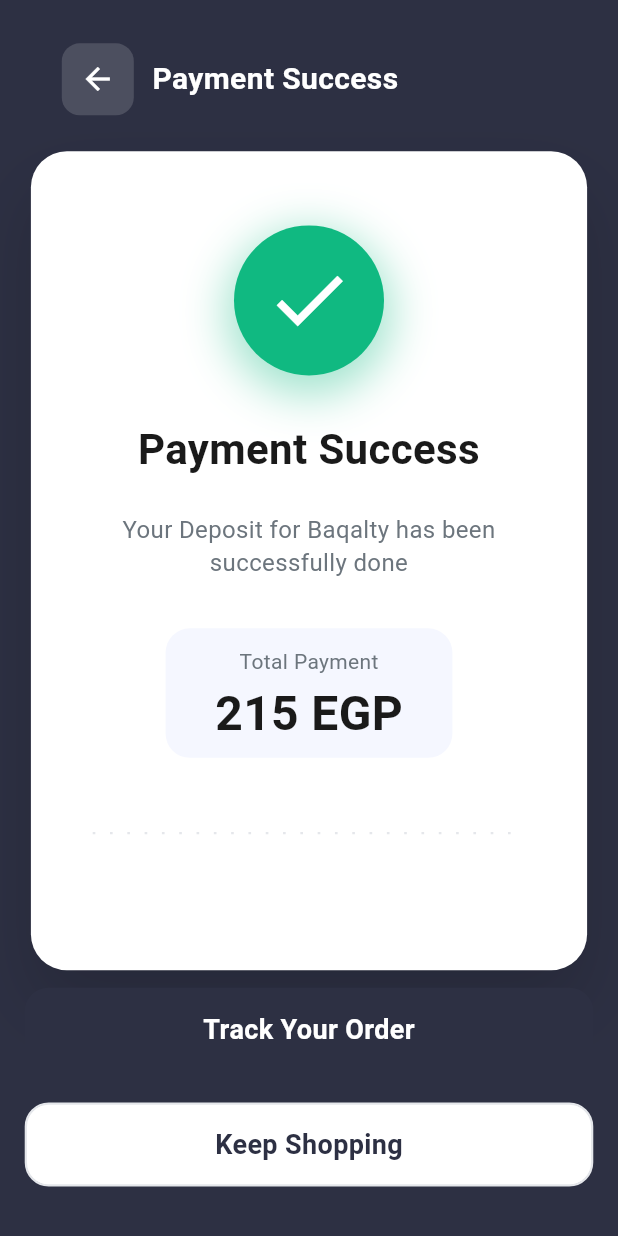
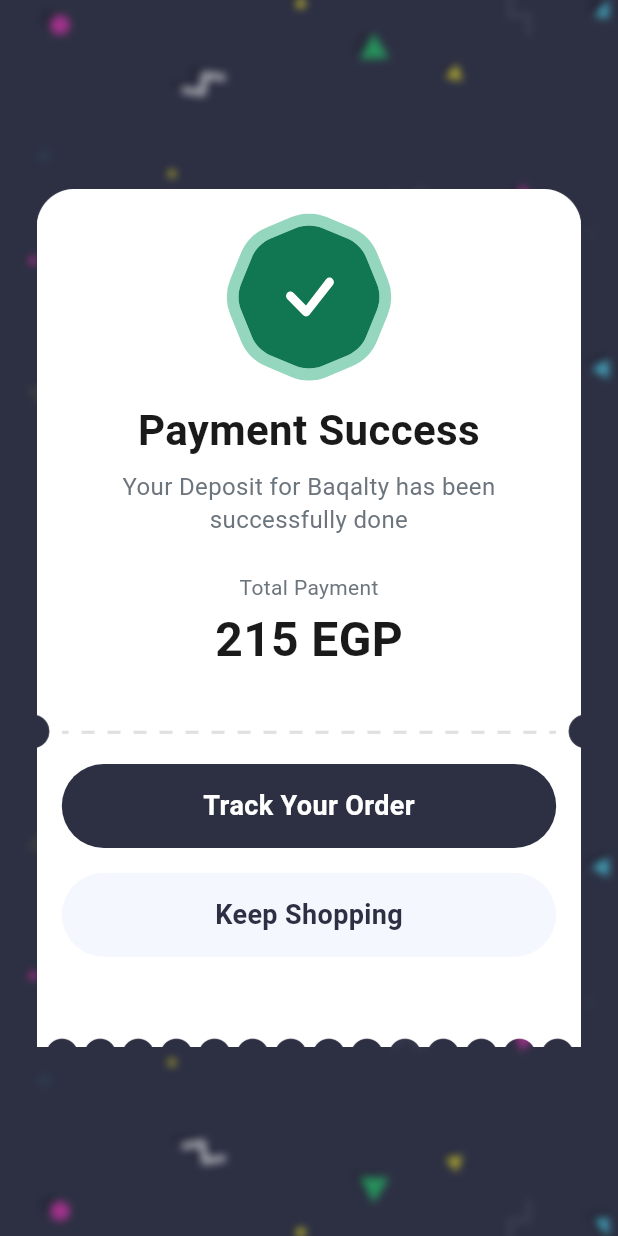
Before and after one commit to addictadev/beqalty-mobile, a Flutter app: the PaymentSuccessScreenBody screen opened directly, on a phone screen of 412 x 824 dp. Run offline on Flutter 3.47's test engine with Material 3 defaults, Android fonts, the phone set to English and light mode, and no system bars; our stand-ins replace bloc, cached_network_image, dio, equatable, file_picker, flash and 15 more; missing offline and left inert: in_app_update, palestine_console; accounts and stored records are empty; Roboto replaces fonts that are missing (ReadexPro); project files that could hold a hidden picture were left out.

Commit message:
feat: Update payment success screen with action buttons and navigation
- Add Track Your Order and Keep Shopping buttons with pixel-perfect design
- Implement proper navigation to main navigation screen
- Add new image assets (Receipt.png and bk.png)
- Update app assets configuration
- Clean up code structure and remove unused imports

```diff
--- a/lib/core/images_preview/app_assets.dart
+++ b/lib/core/images_preview/app_assets.dart
@@ -56,4 +56,6 @@ class AppAssets {
   static const String mastercardIcon = "$_iconsPath/mastercard_icon.svg";
   static const String paypalIcon = "$_iconsPath/paypal_icon.svg";
   static const String sucessIcon = "$_iconsPath/sucess_icon.svg";
+  static const String celebrateImg = "$_imagesPath/bk.png";
+  static const String ticketImg = "$_imagesPath/Receipt.png";
 }
--- a/lib/features/cart/presentation/view/payment_success_screen.dart
+++ b/lib/features/cart/presentation/view/payment_success_screen.dart
@@ -1,9 +1,11 @@
+import 'package:baqalty/core/images_preview/app_assets.dart';
+import 'package:baqalty/core/images_preview/custom_svg_img.dart';
+import 'package:baqalty/core/navigation_services/navigation_manager.dart';
+import 'package:baqalty/features/nav_bar/presentation/view/main_navigation_screen.dart';
 import 'package:flutter/material.dart';
-import 'package:flutter/services.dart';
 import 'package:baqalty/core/theme/app_colors.dart';
 import 'package:baqalty/core/utils/responsive_utils.dart';
 import 'package:baqalty/core/utils/styles/styles.dart';
-import 'package:baqalty/core/widgets/dashed_divider.dart';
 
 import 'package:baqalty/features/nav_bar/business/cubit/nav_bar_cubit.dart';
 import 'package:flutter_bloc/flutter_bloc.dart';
@@ -37,126 +39,49 @@ class _PaymentSuccessScreenBodyState extends State<PaymentSuccessScreenBody> {
   Widget build(BuildContext context) {
     return Scaffold(
       backgroundColor: AppColors.primary,
-      body: SafeArea(
-        child: Stack(
-          children: [
-            // Main content
-            Padding(
+      body: Container(
+        decoration: BoxDecoration(
+          image: DecorationImage(
+            image: AssetImage(AppAssets.celebrateImg),
+            fit: BoxFit.cover,
+          ),
+        ),
+        child: Padding(
           padding: EdgeInsets.all(context.responsivePadding),
           child: Column(
-                children: [
-                  // Header
-                  _buildHeader(context),
-
-                  const Spacer(),
-
-                  // Success card
-                  _buildSuccessCard(context),
-
-                  const Spacer(),
-
-                  // Action buttons
-                  _buildActionButtons(context),
-
-                  SizedBox(height: context.responsiveMargin * 2),
-                ],
+            mainAxisAlignment: MainAxisAlignment.center,
+            children: [_buildSuccessCard(context)],
           ),
-            ),
-          ],
         ),
       ),
     );
   }
 
-  Widget _buildHeader(BuildContext context) {
-    return Container(
-      padding: EdgeInsets.symmetric(
-        horizontal: context.responsivePadding * 1.5,
-        vertical: context.responsiveMargin * 1.5,
-      ),
-      child: Row(
+  Widget _buildSuccessCard(BuildContext context) {
+    return SizedBox(
+      width: double.infinity,
+
+      child: Stack(
         children: [
-          GestureDetector(
-            onTap: () {
-              HapticFeedback.lightImpact();
-              context.read<NavBarCubit>().changeTab(0);
-            },
-            child: Container(
-              padding: EdgeInsets.all(12),
-              decoration: BoxDecoration(
-                color: AppColors.white.withValues(alpha: 0.15),
-                borderRadius: BorderRadius.circular(12),
-              ),
-              child: Icon(Icons.arrow_back, color: AppColors.white, size: 24),
+          Center(
+            child: Padding(
+              padding: const EdgeInsets.symmetric(horizontal: 8.0),
+              child: Image.asset(AppAssets.ticketImg, fit: BoxFit.contain),
             ),
           ),
-          SizedBox(width: context.responsiveMargin * 1.5),
-          Text(
-            "payment_success".tr(),
-            style: TextStyles.textViewBold18.copyWith(
-              color: AppColors.white,
-              fontSize: 20,
-            ),
-          ),
-        ],
-      ),
-    );
-  }
 
-  Widget _buildSuccessCard(BuildContext context) {
-    return Container(
-      width: double.infinity,
-      constraints: BoxConstraints(
-        maxWidth: MediaQuery.of(context).size.width * 0.9,
-      ),
-      padding: EdgeInsets.symmetric(
-        horizontal: context.responsivePadding * 2.5,
-        vertical: context.responsivePadding * 3,
-      ),
-      decoration: BoxDecoration(
-        color: AppColors.white,
-        borderRadius: BorderRadius.circular(24),
-        boxShadow: [
-          BoxShadow(
-            color: AppColors.shadowDark.withValues(alpha: 0.15),
-            blurRadius: 40,
-            spreadRadius: 0,
-            offset: const Offset(0, 25),
-          ),
-        ],
-      ),
+          Center(
+            child: SizedBox(
+              width: MediaQuery.of(context).size.width * 0.8,
+
               child: Column(
                 mainAxisSize: MainAxisSize.min,
                 children: [
-          // Success icon with proper sizing and glow
-          Container(
-            width: 100,
-            height: 100,
-            decoration: BoxDecoration(
-              color: AppColors.success,
-              shape: BoxShape.circle,
-              boxShadow: [
-                BoxShadow(
-                  color: AppColors.success.withValues(alpha: 0.4),
-                  blurRadius: 25,
-                  spreadRadius: 5,
-                  offset: const Offset(0, 8),
-                ),
-              ],
-            ),
-            child: const Center(
-              child: Icon(
-                Icons.check,
-                color: AppColors.white,
-                size: 60,
-                weight: 900,
-              ),
-            ),
-          ),
+                  SizedBox(height: context.responsiveMargin * 2),
+                  CustomSvgImage(assetName: AppAssets.sucessIcon),
 
-          SizedBox(height: context.responsiveMargin * 4),
+                  SizedBox(height: context.responsiveMargin * 2),
 
-          // Success title
                   Text(
                     "payment_success".tr(),
                     style: TextStyles.textViewBold24.copyWith(
@@ -167,9 +92,8 @@ class _PaymentSuccessScreenBodyState extends State<PaymentSuccessScreenBody> {
                     textAlign: TextAlign.center,
                   ),
 
-          SizedBox(height: context.responsiveMargin * 3),
+                  SizedBox(height: context.responsiveMargin),
 
-          // Success description
                   Text(
                     "payment_success_description".tr(),
                     style: TextStyles.textViewRegular16.copyWith(
@@ -181,19 +105,9 @@ class _PaymentSuccessScreenBodyState extends State<PaymentSuccessScreenBody> {
                     maxLines: 2,
                   ),
 
-          SizedBox(height: context.responsiveMargin * 4),
+                  SizedBox(height: context.responsiveMargin * 3),
 
-          // Payment amount section
-          Container(
-            padding: EdgeInsets.symmetric(
-              horizontal: context.responsivePadding * 2,
-              vertical: context.responsiveMargin * 1.5,
-            ),
-            decoration: BoxDecoration(
-              color: AppColors.scaffoldBackground,
-              borderRadius: BorderRadius.circular(16),
-            ),
-            child: Column(
+                  Column(
                     children: [
                       Text(
                         "total_payment".tr(),
@@ -211,54 +125,20 @@ class _PaymentSuccessScreenBodyState extends State<PaymentSuccessScreenBody> {
                           height: 1.1,
                         ),
                       ),
-              ],
-            ),
-          ),
+                      SizedBox(height: context.responsiveMargin * 8),
 
-          SizedBox(height: context.responsiveMargin * 4),
-
-          // Dashed divider
-          DashedDivider(
-            color: AppColors.borderLight,
-            height: 1.5,
-            dashWidth: 6,
-            dashSpace: 4,
-            margin: EdgeInsets.symmetric(
-              vertical: context.responsiveMargin * 2,
-            ),
-          ),
-
-          SizedBox(height: context.responsiveMargin * 3),
-        ],
-      ),
-    );
-  }
-
-  Widget _buildActionButtons(BuildContext context) {
-    return Column(
-      children: [
-        // Track Order Button
                       Container(
                         width: double.infinity,
                         height: 56,
                         decoration: BoxDecoration(
                           color: AppColors.primary,
-            borderRadius: BorderRadius.circular(16),
-            boxShadow: [
-              BoxShadow(
-                color: AppColors.primary.withValues(alpha: 0.3),
-                blurRadius: 15,
-                offset: const Offset(0, 8),
-              ),
-            ],
+                          borderRadius: BorderRadius.circular(28),
                         ),
                         child: Material(
                           color: Colors.transparent,
                           child: InkWell(
-              borderRadius: BorderRadius.circular(16),
-              onTap: () {
-                // NavigationManager.navigateTo(TrackingScreen());
-              },
+                            borderRadius: BorderRadius.circular(28),
+                            onTap: () {},
                             child: Center(
                               child: Text(
                                 "track_your_order".tr(),
@@ -272,24 +152,23 @@ class _PaymentSuccessScreenBodyState extends State<PaymentSuccessScreenBody> {
                         ),
                       ),
 
-        SizedBox(height: context.responsiveMargin * 2.5),
+                      SizedBox(height: context.responsiveMargin * 2),
 
-        // Keep Shopping Button
                       Container(
                         width: double.infinity,
                         height: 56,
                         decoration: BoxDecoration(
-            color: AppColors.white,
-            borderRadius: BorderRadius.circular(16),
-            border: Border.all(color: AppColors.borderLight, width: 1.5),
+                          color: AppColors.scaffoldBackground,
+                          borderRadius: BorderRadius.circular(28),
                         ),
                         child: Material(
                           color: Colors.transparent,
                           child: InkWell(
-              borderRadius: BorderRadius.circular(16),
+                            borderRadius: BorderRadius.circular(28),
                             onTap: () {
-                HapticFeedback.lightImpact();
-                context.read<NavBarCubit>().changeTab(0);
+                              NavigationManager.navigateToAndFinish(
+                                MainNavigationScreen(),
+                              );
                             },
                             child: Center(
                               child: Text(
@@ -304,6 +183,13 @@ class _PaymentSuccessScreenBodyState extends State<PaymentSuccessScreenBody> {
                         ),
                       ),
                     ],
+                  ),
+                ],
+              ),
+            ),
+          ),
+        ],
+      ),
     );
   }
 }
```
Also changed, not shown: assets/images/Receipt.png (added), assets/images/bk.png (added). Lines whose indentation alone changed are shown as unchanged.
